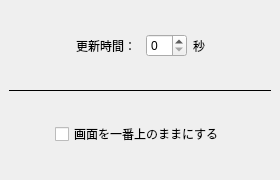
Old version of the form environmental_setting.ui in the repository annin401/Gampuku_Viewer.
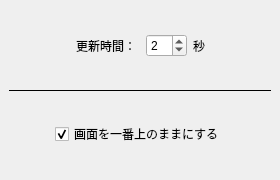
New version of the form.

Commit message: checkBoxなどをデフォルトでチェック済みにする

Diff of the .ui file:
```diff
--- a/environmental_setting.ui
+++ b/environmental_setting.ui
@@ -63,6 +63,9 @@
           <property name="styleSheet">
            <string notr="true">background-color: &quot;#67696E&quot;</string>
           </property>
+          <property name="value">
+           <number>2</number>
+          </property>
          </widget>
         </item>
         <item alignment="Qt::AlignHCenter|Qt::AlignVCenter">
@@ -116,6 +119,9 @@
         <property name="text">
          <string>画面を一番上のままにする</string>
         </property>
+        <property name="checked">
+         <bool>true</bool>
+        </property>
        </widget>
       </item>
      </layout>
```
The commit also changes 1 other file.
